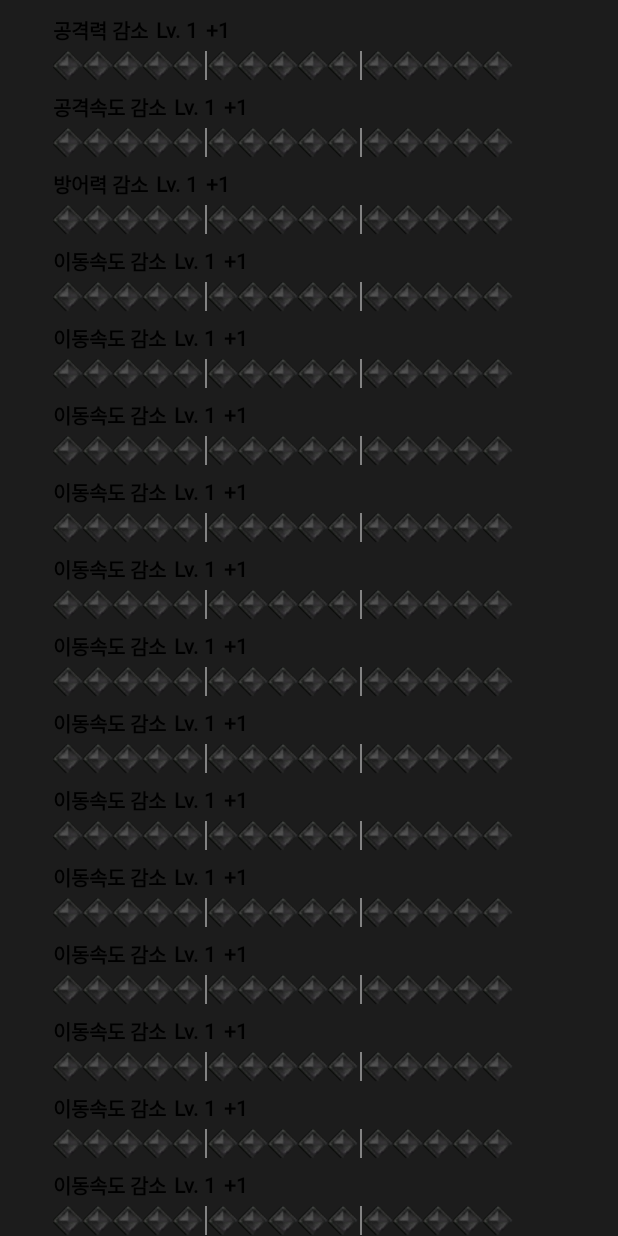
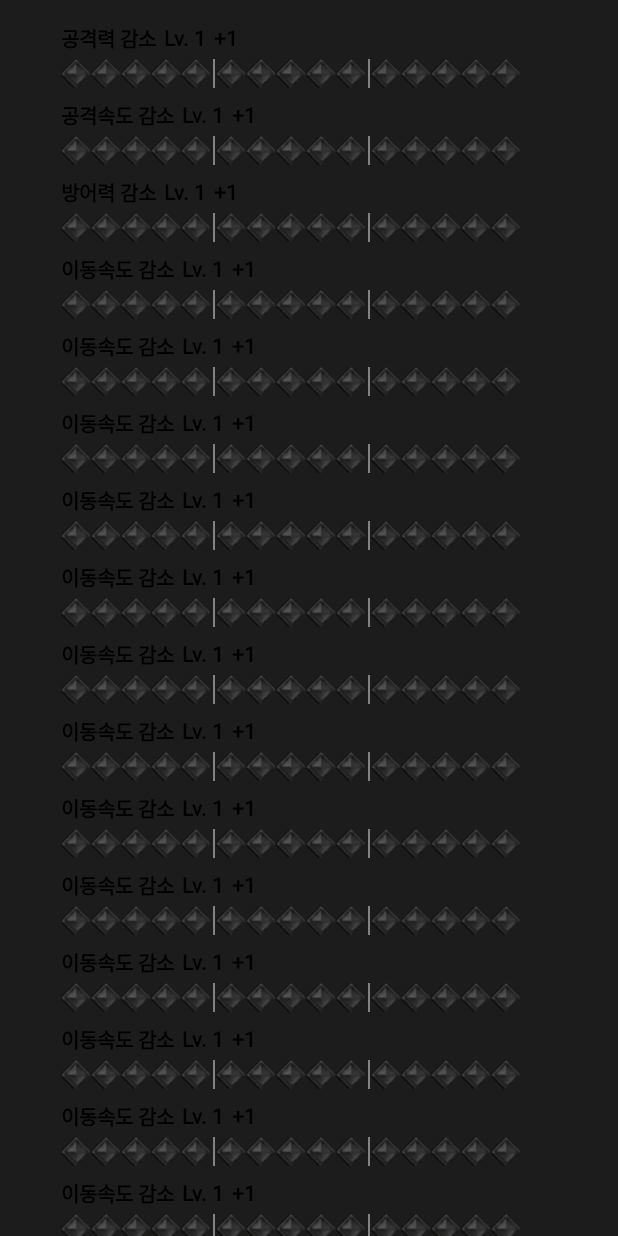
Before and after one commit to oyunseong/LoGak, an Android app: the layout fragment_home.xml on its own in the app's theme, with its tools: preview values and no code run, on a phone screen of 412 x 824 dp. Run offline under Robolectric (Android 15) with nearby library versions, the phone set to English and light mode, and no system bars; Roboto replaces fonts that are not available here.

Commit message:
-spinner 간격 수정

```diff
--- a/app/src/main/res/layout/fragment_home.xml
+++ b/app/src/main/res/layout/fragment_home.xml
@@ -11,7 +11,9 @@
         android:id="@+id/home_constraintLayout"
         android:layout_width="match_parent"
         android:layout_height="wrap_content"
-        android:padding="10dp">
+        android:padding="15dp"
+        android:paddingTop="10dp"
+        android:paddingBottom="20dp">
 
         <com.oys.logak.ImprintingView
             android:id="@+id/home_imprinting1"
@@ -268,7 +270,6 @@
             android:id="@+id/necklace_effect_number_spinner1"
             android:layout_width="50dp"
             android:layout_height="30dp"
-            android:layout_marginEnd="10dp"
             android:background="@drawable/bg_spinner"
             app:layout_constraintLeft_toRightOf="@id/necklace_increasing_spinner1"
             app:layout_constraintRight_toRightOf="parent"
@@ -352,7 +353,6 @@
             android:id="@+id/earring_effect_number_spinner1"
             android:layout_width="50dp"
             android:layout_height="30dp"
-            android:layout_marginEnd="10dp"
             android:background="@drawable/bg_spinner"
             app:layout_constraintLeft_toRightOf="@id/earring_increasing_spinner1"
             app:layout_constraintRight_toRightOf="parent"
@@ -435,7 +435,6 @@
             android:id="@+id/earring2_effect_number_spinner1"
             android:layout_width="50dp"
             android:layout_height="30dp"
-            android:layout_marginEnd="10dp"
             android:background="@drawable/bg_spinner"
             app:layout_constraintLeft_toRightOf="@id/earring2_increasing_spinner1"
             app:layout_constraintRight_toRightOf="parent"
@@ -518,7 +517,6 @@
             android:id="@+id/ring1_effect_number_spinner1"
             android:layout_width="50dp"
             android:layout_height="30dp"
-            android:layout_marginEnd="10dp"
             android:background="@drawable/bg_spinner"
             app:layout_constraintLeft_toRightOf="@id/ring1_increasing_spinner1"
             app:layout_constraintRight_toRightOf="parent"
@@ -602,7 +600,6 @@
             android:id="@+id/ring2_effect_number_spinner1"
             android:layout_width="50dp"
             android:layout_height="30dp"
-            android:layout_marginEnd="10dp"
             android:background="@drawable/bg_spinner"
             app:layout_constraintLeft_toRightOf="@id/ring2_increasing_spinner1"
             app:layout_constraintRight_toRightOf="parent"
@@ -685,7 +682,6 @@
             android:id="@+id/ability_effect_number_spinner1"
             android:layout_width="50dp"
             android:layout_height="30dp"
-            android:layout_marginEnd="10dp"
             android:background="@drawable/bg_spinner"
             app:layout_constraintLeft_toRightOf="@id/ability_increasing_spinner1"
             app:layout_constraintRight_toRightOf="parent"
@@ -768,7 +764,6 @@
             android:id="@+id/gakin_book_effect_number_spinner1"
             android:layout_width="50dp"
             android:layout_height="30dp"
-            android:layout_marginEnd="10dp"
             android:background="@drawable/bg_spinner"
             app:layout_constraintLeft_toRightOf="@id/gakin_book_increasing_spinner1"
             app:layout_constraintRight_toRightOf="parent"
```
